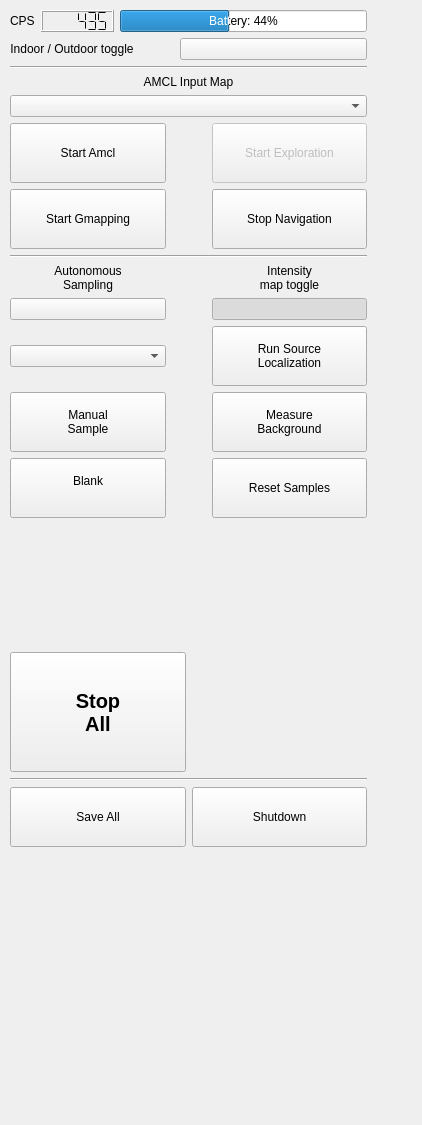
Above: src/dashboard_panel.ui from mikewrock/reg_loc before the change. Below: the same form after it.
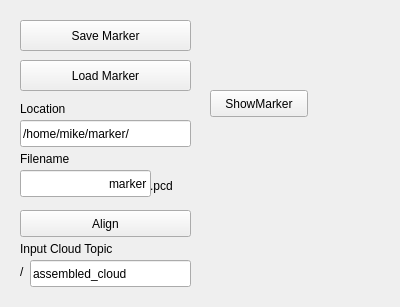
That is the form after the change. Custom widgets are drawn as their Qt base class.

The edit to the form file:
```diff
--- a/src/dashboard_panel.ui
+++ b/src/dashboard_panel.ui
@@ -6,778 +6,176 @@
    <rect>
     <x>0</x>
     <y>0</y>
-    <width>422</width>
-    <height>1125</height>
+    <width>400</width>
+    <height>307</height>
    </rect>
   </property>
   <property name="windowTitle">
    <string>Form</string>
   </property>
-  <widget class="QWidget" name="verticalLayoutWidget">
+  <widget class="QPushButton" name="launch_node_button">
    <property name="geometry">
     <rect>
-     <x>10</x>
-     <y>10</y>
-     <width>367</width>
-     <height>837</height>
+     <x>20</x>
+     <y>20</y>
+     <width>171</width>
+     <height>31</height>
     </rect>
    </property>
-   <layout class="QVBoxLayout" name="verticalLayout" stretch="0,0,0,0,0,0,0,0,0,0,0,0">
-    <property name="sizeConstraint">
-     <enum>QLayout::SetDefaultConstraint</enum>
-    </property>
-    <property name="rightMargin">
-     <number>10</number>
-    </property>
-    <item>
-     <layout class="QGridLayout" name="gridLayout_4">
-      <item row="0" column="0">
-       <layout class="QHBoxLayout" name="horizontalLayout">
-        <item>
-         <widget class="QLabel" name="label">
-          <property name="font">
-           <font>
-            <family>Arial</family>
-            <italic>false</italic>
-           </font>
-          </property>
-          <property name="text">
-           <string>CPS</string>
-          </property>
-         </widget>
-        </item>
-        <item>
-         <widget class="QLCDNumber" name="cps_lcd">
-          <property name="sizePolicy">
-           <sizepolicy hsizetype="Minimum" vsizetype="Minimum">
-            <horstretch>0</horstretch>
-            <verstretch>0</verstretch>
-           </sizepolicy>
-          </property>
-          <property name="minimumSize">
-           <size>
-            <width>0</width>
-            <height>20</height>
-           </size>
-          </property>
-          <property name="smallDecimalPoint">
-           <bool>false</bool>
-          </property>
-          <property name="numDigits">
-           <number>6</number>
-          </property>
-          <property name="digitCount">
-           <number>6</number>
-          </property>
-          <property name="mode">
-           <enum>QLCDNumber::Dec</enum>
-          </property>
-          <property name="segmentStyle">
-           <enum>QLCDNumber::Flat</enum>
-          </property>
-          <property name="value" stdset="0">
-           <double>435.000000000000000</double>
-          </property>
-         </widget>
-        </item>
-        <item>
-         <widget class="QProgressBar" name="progressBar">
-          <property name="sizePolicy">
-           <sizepolicy hsizetype="MinimumExpanding" vsizetype="Fixed">
-            <horstretch>0</horstretch>
-            <verstretch>0</verstretch>
-           </sizepolicy>
-          </property>
-          <property name="minimumSize">
-           <size>
-            <width>100</width>
-            <height>0</height>
-           </size>
-          </property>
-          <property name="toolTip">
-           <string extracomment="Battery Voltage"/>
-          </property>
-          <property name="minimum">
-           <number>215</number>
-          </property>
-          <property name="maximum">
-           <number>294</number>
-          </property>
-          <property name="value">
-           <number>250</number>
-          </property>
-          <property name="textVisible">
-           <bool>true</bool>
-          </property>
-          <property name="invertedAppearance">
-           <bool>false</bool>
-          </property>
-          <property name="format">
-           <string>Battery: %p%</string>
-          </property>
-         </widget>
-        </item>
-       </layout>
-      </item>
-     </layout>
-    </item>
-    <item>
-     <layout class="QHBoxLayout" name="horizontalLayout_4">
-      <item>
-       <widget class="QLabel" name="label_3">
-        <property name="enabled">
-         <bool>true</bool>
-        </property>
-        <property name="sizePolicy">
-         <sizepolicy hsizetype="MinimumExpanding" vsizetype="Preferred">
-          <horstretch>0</horstretch>
-          <verstretch>0</verstretch>
-         </sizepolicy>
-        </property>
-        <property name="text">
-         <string>Indoor / Outdoor toggle</string>
-        </property>
-        <property name="alignment">
-         <set>Qt::AlignCenter</set>
-        </property>
-       </widget>
-      </item>
-      <item>
-       <spacer name="horizontalSpacer_4">
-        <property name="orientation">
-         <enum>Qt::Horizontal</enum>
-        </property>
-        <property name="sizeHint" stdset="0">
-         <size>
-          <width>40</width>
-          <height>20</height>
-         </size>
-        </property>
-       </spacer>
-      </item>
-      <item>
-       <widget class="SwitchButton" name="in_out_door_button">
-        <property name="sizePolicy">
-         <sizepolicy hsizetype="MinimumExpanding" vsizetype="Fixed">
-          <horstretch>1</horstretch>
-          <verstretch>0</verstretch>
-         </sizepolicy>
-        </property>
-        <property name="minimumSize">
-         <size>
-          <width>75</width>
-          <height>0</height>
-         </size>
-        </property>
-        <property name="baseSize">
-         <size>
-          <width>100</width>
-          <height>50</height>
-         </size>
-        </property>
-        <property name="text">
-         <string/>
-        </property>
-        <property name="autoDefault">
-         <bool>false</bool>
-        </property>
-        <property name="flat">
-         <bool>false</bool>
-        </property>
-       </widget>
-      </item>
-     </layout>
-    </item>
-    <item>
-     <widget class="Line" name="line_3">
-      <property name="orientation">
-       <enum>Qt::Horizontal</enum>
-      </property>
-     </widget>
-    </item>
-    <item>
-     <widget class="QLabel" name="label_2">
-      <property name="enabled">
-       <bool>true</bool>
-      </property>
-      <property name="text">
-       <string>AMCL Input Map</string>
-      </property>
-      <property name="alignment">
-       <set>Qt::AlignCenter</set>
-      </property>
-     </widget>
-    </item>
-    <item>
-     <widget class="QComboBox" name="map_combo"/>
-    </item>
-    <item>
-     <layout class="QGridLayout" name="gridLayout_2">
-      <item row="2" column="1">
-       <widget class="QPushButton" name="gmap_start_button">
-        <property name="enabled">
-         <bool>true</bool>
-        </property>
-        <property name="sizePolicy">
-         <sizepolicy hsizetype="MinimumExpanding" vsizetype="Fixed">
-          <horstretch>1</horstretch>
-          <verstretch>0</verstretch>
-         </sizepolicy>
-        </property>
-        <property name="minimumSize">
-         <size>
-          <width>110</width>
-          <height>60</height>
-         </size>
-        </property>
-        <property name="baseSize">
-         <size>
-          <width>150</width>
-          <height>50</height>
-         </size>
-        </property>
-        <property name="text">
-         <string>Start Gmapping</string>
-        </property>
-        <property name="autoDefault">
-         <bool>false</bool>
-        </property>
-        <property name="flat">
-         <bool>false</bool>
-        </property>
-       </widget>
-      </item>
-      <item row="1" column="1">
-       <widget class="QPushButton" name="amcl_start_button">
-        <property name="sizePolicy">
-         <sizepolicy hsizetype="MinimumExpanding" vsizetype="Fixed">
-          <horstretch>1</horstretch>
-          <verstretch>0</verstretch>
-         </sizepolicy>
-        </property>
-        <property name="minimumSize">
-         <size>
-          <width>110</width>
-          <height>60</height>
-         </size>
-        </property>
-        <property name="baseSize">
-         <size>
-          <width>150</width>
-          <height>50</height>
-         </size>
-        </property>
-        <property name="text">
-         <string>Start Amcl</string>
-        </property>
-        <property name="autoDefault">
-         <bool>false</bool>
-        </property>
-        <property name="flat">
-         <bool>false</bool>
-        </property>
-       </widget>
-      </item>
-      <item row="1" column="3">
-       <widget class="QPushButton" name="frontier_start_button">
-        <property name="enabled">
-         <bool>false</bool>
-        </property>
-        <property name="sizePolicy">
-         <sizepolicy hsizetype="MinimumExpanding" vsizetype="Fixed">
-          <horstretch>1</horstretch>
-          <verstretch>0</verstretch>
-         </sizepolicy>
-        </property>
-        <property name="minimumSize">
-         <size>
-          <width>110</width>
-          <height>60</height>
-         </size>
-        </property>
-        <property name="baseSize">
-         <size>
-          <width>150</width>
-          <height>50</height>
-         </size>
-        </property>
-        <property name="text">
-         <string>Start Exploration</string>
-        </property>
-        <property name="autoDefault">
-         <bool>false</bool>
-        </property>
-        <property name="flat">
-         <bool>false</bool>
-        </property>
-       </widget>
-      </item>
-      <item row="2" column="3">
-       <widget class="QPushButton" name="navigation_stop_button">
-        <property name="sizePolicy">
-         <sizepolicy hsizetype="MinimumExpanding" vsizetype="Fixed">
-          <horstretch>1</horstretch>
-          <verstretch>0</verstretch>
-         </sizepolicy>
-        </property>
-        <property name="minimumSize">
-         <size>
-          <width>110</width>
-          <height>60</height>
-         </size>
-        </property>
-        <property name="baseSize">
-         <size>
-          <width>150</width>
-          <height>50</height>
-         </size>
-        </property>
-        <property name="text">
-         <string>Stop Navigation</string>
-        </property>
-        <property name="autoDefault">
-         <bool>false</bool>
-        </property>
-        <property name="flat">
-         <bool>false</bool>
-        </property>
-       </widget>
-      </item>
-      <item row="2" column="2">
-       <spacer name="horizontalSpacer">
-        <property name="orientation">
-         <enum>Qt::Horizontal</enum>
-        </property>
-        <property name="sizeType">
-         <enum>QSizePolicy::Expanding</enum>
-        </property>
-        <property name="sizeHint" stdset="0">
-         <size>
-          <width>40</width>
-          <height>20</height>
-         </size>
-        </property>
-       </spacer>
-      </item>
-     </layout>
-    </item>
-    <item>
-     <widget class="Line" name="line">
-      <property name="orientation">
-       <enum>Qt::Horizontal</enum>
-      </property>
-     </widget>
-    </item>
-    <item>
-     <layout class="QGridLayout" name="gridLayout">
-      <item row="4" column="0">
-       <widget class="QPushButton" name="generic_button">
-        <property name="sizePolicy">
-         <sizepolicy hsizetype="MinimumExpanding" vsizetype="Fixed">
-          <horstretch>1</horstretch>
-          <verstretch>0</verstretch>
-         </sizepolicy>
-        </property>
-        <property name="minimumSize">
-         <size>
-          <width>110</width>
-          <height>60</height>
-         </size>
-        </property>
-        <property name="baseSize">
-         <size>
-          <width>150</width>
-          <height>50</height>
-         </size>
-        </property>
-        <property name="text">
-         <string>Blank
-</string>
-        </property>
-        <property name="autoDefault">
-         <bool>false</bool>
-        </property>
-        <property name="flat">
-         <bool>false</bool>
-        </property>
-       </widget>
-      </item>
-      <item row="4" column="2">
-       <widget class="QPushButton" name="sample_reset_button">
-        <property name="sizePolicy">
-         <sizepolicy hsizetype="MinimumExpanding" vsizetype="Fixed">
-          <horstretch>1</horstretch>
-          <verstretch>0</verstretch>
-         </sizepolicy>
-        </property>
-        <property name="minimumSize">
-         <size>
-          <width>110</width>
-          <height>60</height>
-         </size>
-        </property>
-        <property name="baseSize">
-         <size>
-          <width>150</width>
-          <height>50</height>
-         </size>
-        </property>
-        <property name="text">
-         <string>Reset Samples</string>
-        </property>
-        <property name="autoDefault">
-         <bool>false</bool>
-        </property>
-        <property name="flat">
-         <bool>false</bool>
-        </property>
-       </widget>
-      </item>
-      <item row="2" column="0">
-       <widget class="QComboBox" name="num_src_combo"/>
-      </item>
-      <item row="1" column="1">
-       <spacer name="horizontalSpacer_2">
-        <property name="orientation">
-         <enum>Qt::Horizontal</enum>
-        </property>
-        <property name="sizeHint" stdset="0">
-         <size>
-          <width>40</width>
-          <height>20</height>
-         </size>
-        </property>
-       </spacer>
-      </item>
-      <item row="1" column="0">
-       <widget class="SwitchButton" name="autosample_button">
-        <property name="sizePolicy">
-         <sizepolicy hsizetype="Preferred" vsizetype="Fixed">
-          <horstretch>1</horstretch>
-          <verstretch>0</verstretch>
-         </sizepolicy>
-        </property>
-        <property name="baseSize">
-         <size>
-          <width>150</width>
-          <height>50</height>
-         </size>
-        </property>
-        <property name="text">
-         <string/>
-        </property>
-        <property name="autoDefault">
-         <bool>false</bool>
-        </property>
-        <property name="flat">
-         <bool>false</bool>
-        </property>
-       </widget>
-      </item>
-      <item row="2" column="2">
-       <widget class="QPushButton" name="sourceloc_run_button">
-        <property name="enabled">
-         <bool>true</bool>
-        </property>
-        <property name="sizePolicy">
-         <sizepolicy hsizetype="Preferred" vsizetype="Fixed">
-          <horstretch>1</horstretch>
-          <verstretch>0</verstretch>
-         </sizepolicy>
-        </property>
-        <property name="minimumSize">
-         <size>
-          <width>110</width>
-          <height>60</height>
-         </size>
-        </property>
-        <property name="baseSize">
-         <size>
-          <width>150</width>
-          <height>50</height>
-         </size>
-        </property>
-        <property name="text">
-         <string>Run Source
-Localization</string>
-        </property>
-        <property name="autoDefault">
-         <bool>false</bool>
-        </property>
-        <property name="flat">
-         <bool>false</bool>
-        </property>
-       </widget>
-      </item>
-      <item row="3" column="2">
-       <widget class="QPushButton" name="measure_backgound_button">
-        <property name="sizePolicy">
-         <sizepolicy hsizetype="MinimumExpanding" vsizetype="Fixed">
-          <horstretch>1</horstretch>
-          <verstretch>0</verstretch>
-         </sizepolicy>
-        </property>
-        <property name="minimumSize">
-         <size>
-          <width>110</width>
-          <height>60</height>
-         </size>
-        </property>
-        <property name="baseSize">
-         <size>
-          <width>150</width>
-          <height>50</height>
-         </size>
-        </property>
-        <property name="text">
-         <string>Measure
-Background</string>
-        </property>
-        <property name="autoDefault">
-         <bool>false</bool>
-        </property>
-        <property name="flat">
-         <bool>false</bool>
-        </property>
-       </widget>
-      </item>
-      <item row="1" column="2">
-       <widget class="SwitchButton" name="heatmap_button">
-        <property name="sizePolicy">
-         <sizepolicy hsizetype="Preferred" vsizetype="Fixed">
-          <horstretch>1</horstretch>
-          <verstretch>0</verstretch>
-         </sizepolicy>
-        </property>
-        <property name="baseSize">
-         <size>
-          <width>150</width>
-          <height>50</height>
-         </size>
-        </property>
-        <property name="text">
-         <string/>
-        </property>
-        <property name="checkable">
-         <bool>true</bool>
-        </property>
-        <property name="checked">
-         <bool>true</bool>
-        </property>
-        <property name="autoDefault">
-         <bool>false</bool>
-        </property>
-        <property name="default">
-         <bool>false</bool>
-        </property>
-        <property name="flat">
-         <bool>false</bool>
-        </property>
-       </widget>
-      </item>
-      <item row="3" column="0">
-       <widget class="QPushButton" name="sample_button">
-        <property name="sizePolicy">
-         <sizepolicy hsizetype="MinimumExpanding" vsizetype="Fixed">
-          <horstretch>1</horstretch>
-          <verstretch>0</verstretch>
-         </sizepolicy>
-        </property>
-        <property name="minimumSize">
-         <size>
-          <width>110</width>
-          <height>60</height>
-         </size>
-        </property>
-        <property name="baseSize">
-         <size>
-          <width>150</width>
-          <height>50</height>
-         </size>
-        </property>
-        <property name="text">
-         <string>Manual
-Sample</string>
-        </property>
-        <property name="autoDefault">
-         <bool>false</bool>
-        </property>
-        <property name="flat">
-         <bool>false</bool>
-        </property>
-       </widget>
-      </item>
-      <item row="0" column="0">
-       <widget class="QLabel" name="label_4">
-        <property name="enabled">
-         <bool>true</bool>
-        </property>
-        <property name="text">
-         <string>Autonomous
-Sampling</string>
-        </property>
-        <property name="alignment">
-         <set>Qt::AlignCenter</set>
-        </property>
-       </widget>
-      </item>
-      <item row="0" column="2">
-       <widget class="QLabel" name="label_6">
-        <property name="enabled">
-         <bool>true</bool>
-        </property>
-        <property name="sizePolicy">
-         <sizepolicy hsizetype="Preferred" vsizetype="Preferred">
-          <horstretch>1</horstretch>
-          <verstretch>0</verstretch>
-         </sizepolicy>
-        </property>
-        <property name="text">
-         <string>Intensity
-map toggle</string>
-        </property>
-        <property name="alignment">
-         <set>Qt::AlignCenter</set>
-        </property>
-       </widget>
-      </item>
-     </layout>
-    </item>
-    <item>
-     <spacer name="verticalSpacer">
-      <property name="orientation">
-       <enum>Qt::Vertical</enum>
-      </property>
-      <property name="sizeHint" stdset="0">
-       <size>
-        <width>20</width>
-        <height>40</height>
-       </size>
-      </property>
-     </spacer>
-    </item>
-    <item>
-     <layout class="QGridLayout" name="gridLayout_5">
-      <item row="0" column="0">
-       <widget class="QPushButton" name="stop_button">
-        <property name="minimumSize">
-         <size>
-          <width>120</width>
-          <height>120</height>
-         </size>
-        </property>
-        <property name="font">
-         <font>
-          <pointsize>15</pointsize>
-          <weight>75</weight>
-          <bold>true</bold>
-         </font>
-        </property>
-        <property name="text">
-         <string>Stop
-All</string>
-        </property>
-       </widget>
-      </item>
-      <item row="0" column="1">
-       <widget class="ThumbWidget" name="tw" native="true"/>
-      </item>
-     </layout>
-    </item>
-    <item>
-     <widget class="Line" name="line_4">
-      <property name="orientation">
-       <enum>Qt::Horizontal</enum>
-      </property>
-     </widget>
-    </item>
-    <item>
-     <layout class="QGridLayout" name="gridLayout_3">
-      <item row="0" column="1">
-       <widget class="QPushButton" name="shutdown_button">
-        <property name="sizePolicy">
-         <sizepolicy hsizetype="Preferred" vsizetype="Fixed">
-          <horstretch>0</horstretch>
-          <verstretch>0</verstretch>
-         </sizepolicy>
-        </property>
-        <property name="minimumSize">
-         <size>
-          <width>100</width>
-          <height>60</height>
-         </size>
-        </property>
-        <property name="baseSize">
-         <size>
-          <width>150</width>
-          <height>50</height>
-         </size>
-        </property>
-        <property name="text">
-         <string>Shutdown</string>
-        </property>
-        <property name="autoDefault">
-         <bool>false</bool>
-        </property>
-        <property name="flat">
-         <bool>false</bool>
-        </property>
-       </widget>
-      </item>
-      <item row="0" column="0">
-       <widget class="QPushButton" name="save_button">
-        <property name="sizePolicy">
-         <sizepolicy hsizetype="Preferred" vsizetype="Fixed">
-          <horstretch>0</horstretch>
-          <verstretch>0</verstretch>
-         </sizepolicy>
-        </property>
-        <property name="minimumSize">
-         <size>
-          <width>100</width>
-          <height>60</height>
-         </size>
-        </property>
-        <property name="baseSize">
-         <size>
-          <width>150</width>
-          <height>50</height>
-         </size>
-        </property>
-        <property name="text">
-         <string>Save All</string>
-        </property>
-        <property name="autoDefault">
-         <bool>false</bool>
-        </property>
-        <property name="flat">
-         <bool>false</bool>
-        </property>
-       </widget>
-      </item>
-     </layout>
-    </item>
-   </layout>
+   <property name="text">
+    <string>Save Marker</string>
+   </property>
+  </widget>
+  <widget class="QLineEdit" name="location_box">
+   <property name="geometry">
+    <rect>
+     <x>20</x>
+     <y>120</y>
+     <width>171</width>
+     <height>27</height>
+    </rect>
+   </property>
+   <property name="text">
+    <string>/home/mike/marker/</string>
+   </property>
+  </widget>
+  <widget class="QLineEdit" name="filename_box">
+   <property name="geometry">
+    <rect>
+     <x>20</x>
+     <y>170</y>
+     <width>131</width>
+     <height>27</height>
+    </rect>
+   </property>
+   <property name="layoutDirection">
+    <enum>Qt::LeftToRight</enum>
+   </property>
+   <property name="text">
+    <string>marker</string>
+   </property>
+   <property name="alignment">
+    <set>Qt::AlignRight|Qt::AlignTrailing|Qt::AlignVCenter</set>
+   </property>
+  </widget>
+  <widget class="QLabel" name="label">
+   <property name="geometry">
+    <rect>
+     <x>20</x>
+     <y>100</y>
+     <width>66</width>
+     <height>17</height>
+    </rect>
+   </property>
+   <property name="text">
+    <string>Location</string>
+   </property>
+  </widget>
+  <widget class="QLabel" name="label_2">
+   <property name="geometry">
+    <rect>
+     <x>20</x>
+     <y>150</y>
+     <width>66</width>
+     <height>17</height>
+    </rect>
+   </property>
+   <property name="text">
+    <string>Filename</string>
+   </property>
+  </widget>
+  <widget class="QPushButton" name="load_button">
+   <property name="geometry">
+    <rect>
+     <x>20</x>
+     <y>60</y>
+     <width>171</width>
+     <height>31</height>
+    </rect>
+   </property>
+   <property name="text">
+    <string>Load Marker</string>
+   </property>
+  </widget>
+  <widget class="QPushButton" name="align_button">
+   <property name="geometry">
+    <rect>
+     <x>20</x>
+     <y>210</y>
+     <width>171</width>
+     <height>27</height>
+    </rect>
+   </property>
+   <property name="text">
+    <string>Align</string>
+   </property>
+  </widget>
+  <widget class="QLabel" name="label_3">
+   <property name="geometry">
+    <rect>
+     <x>20</x>
+     <y>240</y>
+     <width>141</width>
+     <height>17</height>
+    </rect>
+   </property>
+   <property name="text">
+    <string>Input Cloud Topic</string>
+   </property>
+  </widget>
+  <widget class="QLineEdit" name="topic_box">
+   <property name="geometry">
+    <rect>
+     <x>30</x>
+     <y>260</y>
+     <width>161</width>
+     <height>27</height>
+    </rect>
+   </property>
+   <property name="text">
+    <string>assembled_cloud</string>
+   </property>
+  </widget>
+  <widget class="QLabel" name="label_4">
+   <property name="geometry">
+    <rect>
+     <x>20</x>
+     <y>256</y>
+     <width>20</width>
+     <height>31</height>
+    </rect>
+   </property>
+   <property name="text">
+    <string>/</string>
+   </property>
+  </widget>
+  <widget class="QLabel" name="label_5">
+   <property name="geometry">
+    <rect>
+     <x>150</x>
+     <y>170</y>
+     <width>66</width>
+     <height>31</height>
+    </rect>
+   </property>
+   <property name="text">
+    <string>.pcd</string>
+   </property>
+  </widget>
+  <widget class="QPushButton" name="show_marker">
+   <property name="geometry">
+    <rect>
+     <x>210</x>
+     <y>90</y>
+     <width>98</width>
+     <height>27</height>
+    </rect>
+   </property>
+   <property name="text">
+    <string>ShowMarker</string>
+   </property>
   </widget>
  </widget>
- <customwidgets>
-  <customwidget>
-   <class>ThumbWidget</class>
-   <extends>QWidget</extends>
-   <header location="global">thumb_widget.h</header>
-   <container>1</container>
-  </customwidget>
-  <customwidget>
-   <class>SwitchButton</class>
-   <extends>QPushButton</extends>
-   <header location="global">switchbutton.h</header>
-  </customwidget>
- </customwidgets>
- <tabstops>
-  <tabstop>autosample_button</tabstop>
-  <tabstop>save_button</tabstop>
-  <tabstop>shutdown_button</tabstop>
- </tabstops>
  <resources/>
  <connections/>
 </ui>
```
